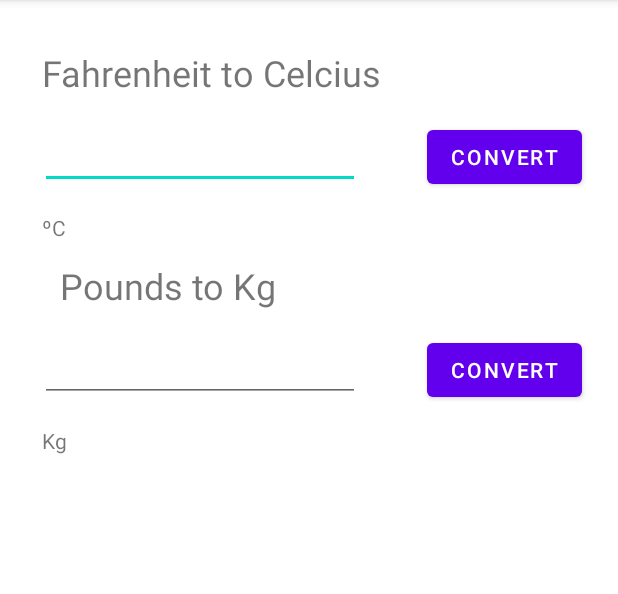
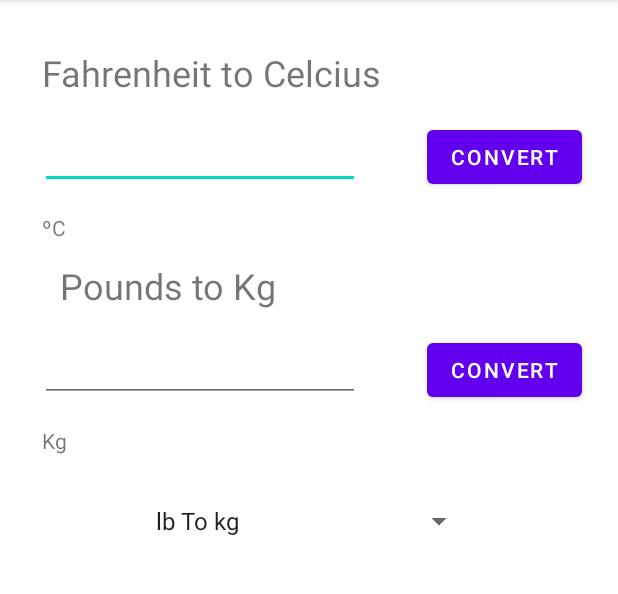
Before and after one commit to adamkohler/BIT372-Adam, an Android app: the screen it shows after launch (MainActivity), on a phone screen of 412 x 824 dp, the part 84-678 px from its top. Run offline under Robolectric (Android 15) with nearby library versions, the phone set to English and light mode, and no system bars.

```diff
--- a/UnitCoverter/app/src/main/java/com/example/unitcoverter/MainActivity.java
+++ b/UnitCoverter/app/src/main/java/com/example/unitcoverter/MainActivity.java
@@ -3,8 +3,10 @@ package com.example.unitcoverter;
 import androidx.appcompat.app.AppCompatActivity;
 
 import android.os.Bundle;
+import android.widget.ArrayAdapter;
 import android.widget.Button;
 import android.widget.EditText;
+import android.widget.Spinner;
 import android.widget.TextView;
 
 import com.google.android.material.floatingactionbutton.FloatingActionButton;
@@ -15,6 +17,11 @@ public class MainActivity extends AppCompatActivity {
     protected void onCreate(Bundle savedInstanceState) {
         super.onCreate(savedInstanceState);
         setContentView(R.layout.activity_main);
+
+        Spinner spinner = (Spinner) findViewById(R.id.conversion_selection);
+        ArrayAdapter<CharSequence> adapter = ArrayAdapter.createFromResource(this, R.array.conversionChoices, android.R.layout.simple_spinner_item);
+        adapter.setDropDownViewResource(android.R.layout.simple_spinner_dropdown_item);
+        spinner.setAdapter(adapter);
 
         Button fbtn = findViewById(R.id.convert_btn);
 
--- a/UnitCoverter/app/src/main/res/layout/activity_main.xml
+++ b/UnitCoverter/app/src/main/res/layout/activity_main.xml
@@ -105,4 +105,13 @@
         android:layout_height="wrap_content"
         android:orientation="vertical" />
 
+    <Spinner
+        android:id="@+id/conversion_selection"
+        android:layout_width="wrap_content"
+        android:layout_height="wrap_content"
+        android:layout_marginTop="32dp"
+        app:layout_constraintEnd_toEndOf="parent"
+        app:layout_constraintStart_toStartOf="parent"
+        app:layout_constraintTop_toBottomOf="@+id/kg_text" />
+
 </androidx.constraintlayout.widget.ConstraintLayout>
--- a/UnitCoverter/app/src/main/res/values/strings.xml
+++ b/UnitCoverter/app/src/main/res/values/strings.xml
@@ -1,3 +1,11 @@
 <resources>
     <string name="app_name">Unit Coverter</string>
+
+    <string-array name="conversionChoices">
+        <item>lb To kg</item>
+        <item>farenheight To celsius</item>
+        <item>cups To gallons</item>
+        <item>feet To miles</item>
+    </string-array>
+
 </resources>
```
Also changed, not shown: 1 other file.
